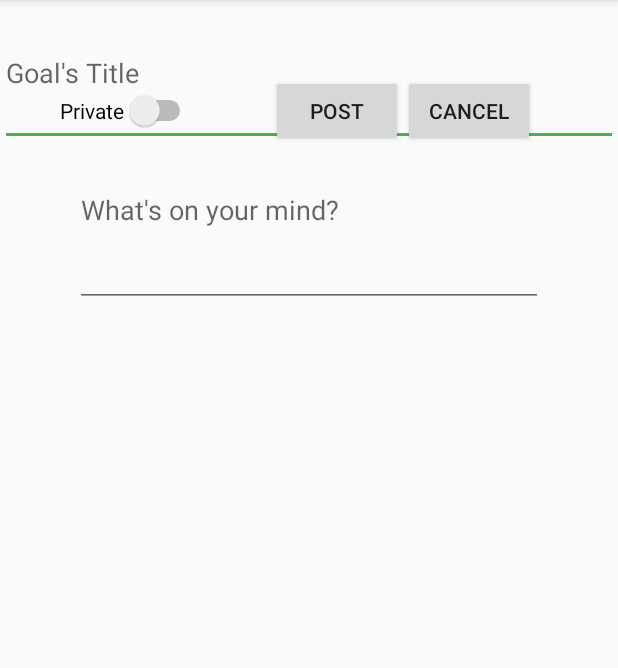
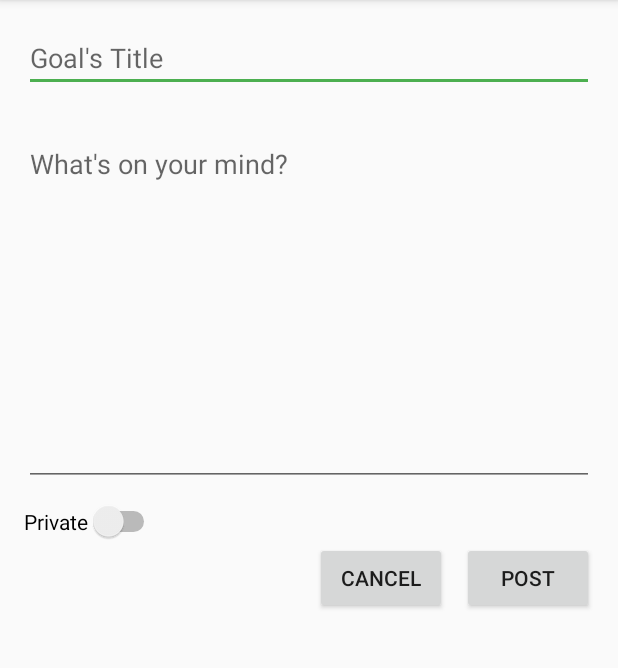
Before and after one commit to abdelrahman-elkady/goals-keeper-mobile, an Android app: the fragment CreatePostFragment shown on its own in the app's theme, on a phone screen of 412 x 824 dp, the part 84-752 px from its top. Run offline under Robolectric (Android 15) with nearby library versions, the phone set to English and light mode, and no system bars; our stand-ins replace ButterKnife.

Commit message:
Cleaner UI for create post fragment

```diff
--- a/app/src/main/java/goals_keeper/com/goalskeeperapp/adapters/PostAutoCompleteAdapter.java
+++ b/app/src/main/java/goals_keeper/com/goalskeeperapp/adapters/PostAutoCompleteAdapter.java
@@ -26,7 +26,7 @@ public class PostAutoCompleteAdapter extends Activity implements TextWatcher {
         super.onCreate(savedInstanceState);
         setContentView(R.layout.fragment_create_post);
 
-        myAutoComplete = (AutoCompleteTextView)findViewById(R.id.goal_auto_complete_field);
+        myAutoComplete = (AutoCompleteTextView)findViewById(R.id.auto_complete_goal_selection);
 
         myAutoComplete.addTextChangedListener(this);
         myAutoComplete.setAdapter(new ArrayAdapter<String>(this, android.R.layout.simple_dropdown_item_1line, item));
--- a/app/src/main/res/layout/fragment_create_post.xml
+++ b/app/src/main/res/layout/fragment_create_post.xml
@@ -1,69 +1,64 @@
 <?xml version="1.0" encoding="utf-8"?>
-<android.support.design.widget.CoordinatorLayout
-    xmlns:android="http://schemas.android.com/apk/res/android"
-    xmlns:app="http://schemas.android.com/apk/res-auto"
+<LinearLayout xmlns:android="http://schemas.android.com/apk/res/android"
     android:layout_width="match_parent"
-    android:layout_height="match_parent">
+    android:layout_height="match_parent"
+    android:layout_marginBottom="@dimen/activity_vertical_margin"
+    android:layout_marginLeft="@dimen/activity_horizontal_margin"
+    android:layout_marginRight="@dimen/activity_horizontal_margin"
+    android:layout_marginTop="@dimen/activity_vertical_margin"
+    android:orientation="vertical">
+
+    <AutoCompleteTextView
+        android:id="@+id/auto_complete_goal_selection"
+        android:layout_width="match_parent"
+        android:layout_height="wrap_content"
+        android:completionThreshold="1"
+        android:hint="Goal&apos;s Title" />
+
+    <EditText
+        android:id="@+id/post_text"
+        android:layout_width="match_parent"
+        android:layout_height="wrap_content"
+        android:layout_marginTop="25dp"
+        android:gravity="top|left"
+        android:hint="What&apos;s on your mind?"
+        android:inputType="textMultiLine"
+        android:lines="10"
+        android:maxLines="300"
+        android:textStyle="normal" />
+
+
+    <Switch
+        android:id="@+id/switch_privacy"
+        android:layout_width="wrap_content"
+        android:layout_height="wrap_content"
+        android:layout_gravity="top|left"
+        android:layout_marginTop="10dp"
+        android:checked="false"
+        android:text="Private" />
+
 
     <LinearLayout
-        android:orientation="vertical"
-        android:layout_width="match_parent"
-        android:layout_height="match_parent"
-        android:weightSum="100">
+        android:layout_width="wrap_content"
+        android:layout_height="wrap_content"
+        android:layout_gravity="right|bottom">
 
-        <AutoCompleteTextView
-            android:layout_width="fill_parent"
-            android:layout_height="wrap_content"
-            android:hint="Goal&apos;s Title"
-            android:completionThreshold="1"
-            android:id="@+id/goal_auto_complete_field"
-            android:layout_gravity="top"
-            android:layout_weight="8" />
-
-        <EditText
-            android:layout_width="match_parent"
-            android:layout_height="wrap_content"
-            android:id="@+id/post_text"
-            android:layout_weight="6.43"
-            android:maxLines="300"
-            android:hint="What&apos;s on your mind?"
-            android:textStyle="normal"
-            android:gravity="top"
-            android:layout_marginLeft="50dp"
-            android:layout_marginRight="50dp"
-            android:layout_marginTop="20dp" />
-    </LinearLayout>
-
-    <LinearLayout
-        android:orientation="horizontal"
-        android:layout_width="match_parent"
-        android:layout_height="wrap_content"
-        android:layout_gravity="center_horizontal"
-        android:paddingTop="50dp">
-
-        <Switch
+        <Button
+            android:id="@+id/btn_cancel"
             android:layout_width="wrap_content"
             android:layout_height="wrap_content"
-            android:text="Private"
-            android:paddingLeft="40dp"
-            android:paddingRight="50dp"
-            android:id="@+id/switch_privacy"
-            android:checked="false" />
+            android:text="Cancel" />
 
         <Button
+            android:id="@+id/btn_post"
             android:layout_width="wrap_content"
             android:layout_height="wrap_content"
-            android:text="Post"
-            android:id="@+id/btn_post"
-            android:layout_gravity="center_horizontal" />
-
-        <Button
-            android:layout_width="wrap_content"
-            android:layout_height="wrap_content"
-            android:text="Cancel"
-            android:id="@+id/btn_cancel" />
+            android:layout_marginLeft="10dp"
+            android:paddingLeft="25dp"
+            android:paddingRight="25dp"
+            android:text="Post" />
 
     </LinearLayout>
 
 
-</android.support.design.widget.CoordinatorLayout>
+</LinearLayout>
```
